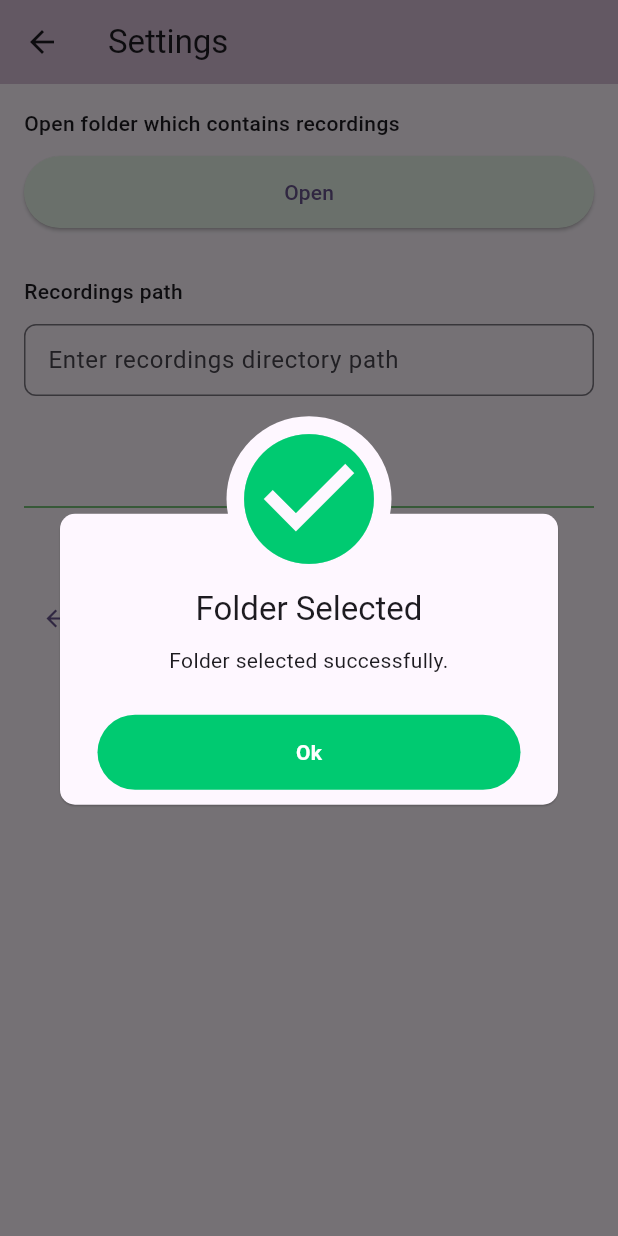
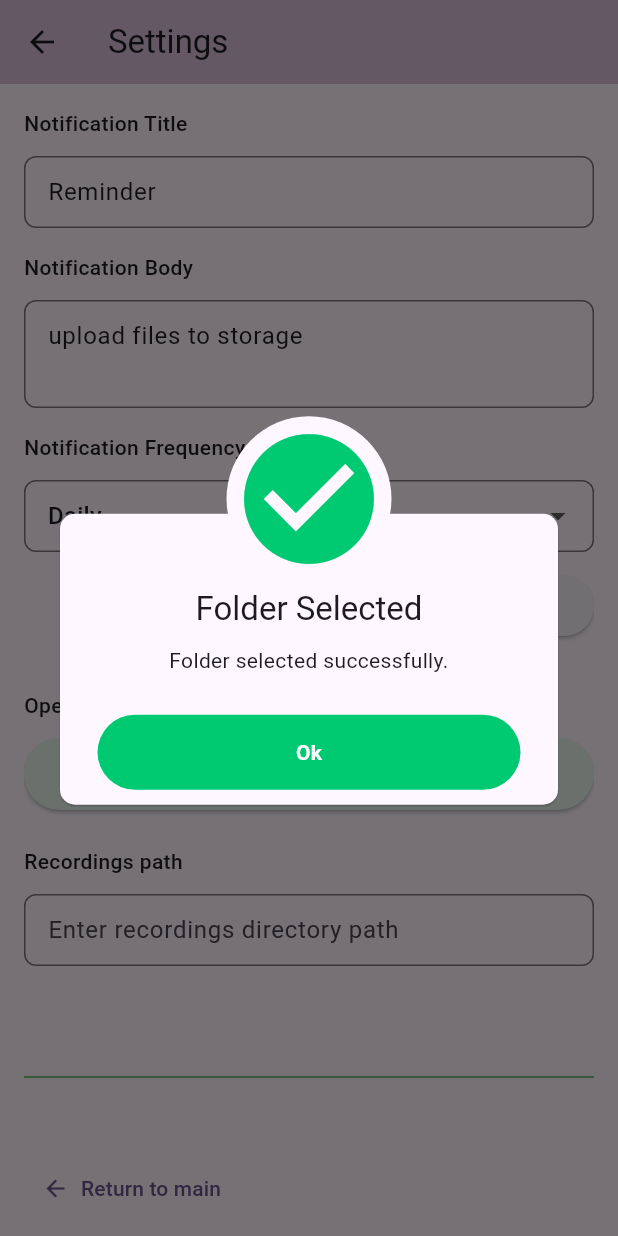
Before and after one commit to anshumanpatil/call-rec-cloud, a Flutter app: the SettingsPage screen opened by its route, after a tap on "Open", on a phone screen of 412 x 824 dp. Run offline on Flutter 3.47's test engine with Material 3 defaults, Android fonts, the phone set to English and light mode, and no system bars; our stand-ins replace awesome_dialog, flutter_local_notifications, permission_handler, sqflite; missing offline and left inert: docman; accounts and stored records are empty; project files that could hold a hidden picture were left out.

Commit message:
feat: add periodic local upload reminder notifications (#2)
* feat: add periodic local upload reminder notifications

* feat: add immediate notification test and diagnostics

* bg notifications are added

* settings page ui created for notifications

---------

Co-authored-by: Anshuman <samradni9923897009@gmail.com>

```diff
--- a/lib/main.dart
+++ b/lib/main.dart
@@ -5,20 +5,41 @@
 import 'package:cll_upld/pages/about_us_page.dart';
 import 'package:cll_upld/pages/recordings_page.dart';
 import 'package:cll_upld/pages/settings_page.dart';
+import 'package:cll_upld/services/local_notification_service.dart';
 
-void main() {
-  runApp(const MyApp());
+Future<void> main() async {
+  WidgetsFlutterBinding.ensureInitialized();
+  runApp(MyApp(localNotificationService: LocalNotificationService()));
 }
 
-class MyApp extends StatelessWidget {
-  const MyApp({super.key});
+class MyApp extends StatefulWidget {
+  const MyApp({super.key, required this.localNotificationService});
+
+  final LocalNotificationService localNotificationService;
+
+  @override
+  State<MyApp> createState() => _MyAppState();
+}
+
+class _MyAppState extends State<MyApp> {
+  @override
+  void initState() {
+    super.initState();
+    WidgetsBinding.instance.addPostFrameCallback((_) async {
+      final granted = await widget.localNotificationService.initialize();
+      if (granted) {
+        await widget.localNotificationService.startUploadReminderEveryMinute();
+      }
+    });
+  }
 
   @override
   Widget build(BuildContext context) {
-    print('Building MyApp widget...');
     return MaterialApp(
       title: 'Flutter Demo',
-      theme: ThemeData(colorScheme: .fromSeed(seedColor: Colors.deepPurple)),
+      theme: ThemeData(
+        colorScheme: ColorScheme.fromSeed(seedColor: Colors.deepPurple),
+      ),
       initialRoute: AppRoutes.splash,
       routes: {
         AppRoutes.splash: (context) => const SplashScreen(),
--- a/lib/pages/settings_page.dart
+++ b/lib/pages/settings_page.dart
@@ -4,6 +4,8 @@
 import 'package:docman/docman.dart';
 import 'package:cll_upld/constants.dart';
 import 'package:cll_upld/repositories/settings_repository.dart';
+import 'package:cll_upld/services/database_provider.dart';
+import 'package:cll_upld/widgets/notification_settings_widget.dart';
 import 'package:cll_upld/theme/theme.dart';
 import 'package:cll_upld/widgets/recording_path_selector.dart';
 
@@ -16,8 +18,18 @@
 
 class _SettingsPageState extends State<SettingsPage> {
   late TextEditingController _recordingsPathController;
+  late TextEditingController _notificationTitleController;
+  late TextEditingController _notificationBodyController;
   final SettingsRepository _settingsRepository = SettingsRepository();
+  final DatabaseProvider _databaseProvider = DatabaseProvider();
+  static const Set<String> _validRepeatIntervals = {
+    'hourly',
+    'daily',
+    'weekly',
+  };
+  String _selectedRepeatInterval = 'daily';
   String? _initialDirectory;
+  int? _notificationDetailsId;
 
   bool get _supportsDirectoryPicker {
     if (kIsWeb) {
@@ -160,16 +172,134 @@
     );
   }
 
+  // Future<void> _sendTestNotification() async {
+  //   try {
+  //     final log = await _localNotificationService
+  //         .sendImmediateTestNotification();
+  //     _showStatusDialog(
+  //       title: 'Notification Test',
+  //       message: log,
+  //       dialogType: DialogType.info,
+  //     );
+  //   } catch (e) {
+  //     _showStatusDialog(
+  //       title: 'Notification Test Failed',
+  //       message: '$e',
+  //       dialogType: DialogType.error,
+  //     );
+  //   }
+  // }
+
+  Future<void> _loadNotificationDetails() async {
+    final allDetails = await _databaseProvider.getAllNotificationDetails();
+    if (allDetails.isEmpty) {
+      final id = await _databaseProvider.createNotificationDetails(
+        title: 'Reminder',
+        body: 'upload files to storage',
+        repeatInterval: 'daily',
+      );
+      if (!mounted) {
+        return;
+      }
+      setState(() {
+        _notificationDetailsId = id;
+        _notificationTitleController.text = 'Reminder';
+        _notificationBodyController.text = 'upload files to storage';
+        _selectedRepeatInterval = 'daily';
+      });
+      return;
+    }
+
+    final first = allDetails.first;
+    if (!mounted) {
+      return;
+    }
+    setState(() {
+      _notificationDetailsId = first['id'] as int?;
+      _notificationTitleController.text =
+          (first['title'] as String?) ?? 'Reminder';
+      _notificationBodyController.text =
+          (first['body'] as String?) ?? 'upload files to storage';
+      final dbInterval = (first['repeat_interval'] as String?)?.trim();
+      _selectedRepeatInterval = _normalizeRepeatInterval(dbInterval);
+    });
+  }
+
+  String _normalizeRepeatInterval(String? raw) {
+    if (raw == null) {
+      return 'daily';
+    }
+    final normalized = raw.trim().toLowerCase();
+    if (_validRepeatIntervals.contains(normalized)) {
+      return normalized;
+    }
+    return 'daily';
+  }
+
+  Future<void> _saveNotificationDetails() async {
+    final title = _notificationTitleController.text.trim();
+    final body = _notificationBodyController.text.trim();
+
+    if (title.isEmpty || body.isEmpty) {
+      _showStatusDialog(
+        title: 'Invalid Notification Details',
+        message: 'Title and body are required.',
+        dialogType: DialogType.warning,
+      );
+      return;
+    }
+
+    try {
+      if (_notificationDetailsId == null) {
+        final id = await _databaseProvider.createNotificationDetails(
+          title: title,
+          body: body,
+          repeatInterval: _selectedRepeatInterval,
+        );
+        if (!mounted) {
+          return;
+        }
+        setState(() {
+          _notificationDetailsId = id;
+        });
+      } else {
+        await _databaseProvider.updateNotificationDetails(
+          notificationId: _notificationDetailsId!,
+          title: title,
+          body: body,
+          repeatInterval: _selectedRepeatInterval,
+        );
+      }
+
+      _showStatusDialog(
+        title: 'Notification Details Saved',
+        message: 'Notification title and body updated successfully.',
+        dialogType: DialogType.success,
+      );
+    } catch (e) {
+      _showStatusDialog(
+        title: 'Save Failed',
+        message: 'Unable to save notification details: $e',
+        dialogType: DialogType.error,
+      );
+    }
+  }
+
   @override
   void initState() {
     super.initState();
     _recordingsPathController = TextEditingController();
+    _notificationTitleController = TextEditingController();
+    _notificationBodyController = TextEditingController();
+    _loadNotificationDetails();
     // _loadInitialDirectory();
   }
 
   @override
   void dispose() {
     _recordingsPathController.dispose();
+    _notificationTitleController.dispose();
+    _notificationBodyController.dispose();
     super.dispose();
   }
 
@@ -182,10 +312,32 @@
       ),
       body: Padding(
         padding: const EdgeInsets.all(16.0),
-        child: RecordingPathSelector(
-          recordingsPathController: _recordingsPathController,
-          onOpenFolder: _openFolderSelector,
-          onReturnToMain: () => Navigator.pop(context),
+        child: SingleChildScrollView(
+          child: Column(
+            crossAxisAlignment: CrossAxisAlignment.start,
+            children: [
+              NotificationSettingsWidget(
+                notificationTitleController: _notificationTitleController,
+                notificationBodyController: _notificationBodyController,
+                selectedRepeatInterval: _selectedRepeatInterval,
+                onRepeatIntervalChanged: (value) {
+                  if (value == null) {
+                    return;
+                  }
+                  setState(() {
+                    _selectedRepeatInterval = _normalizeRepeatInterval(value);
+                  });
+                },
+                onSaveNotificationDetails: _saveNotificationDetails,
+              ),
+              const SizedBox(height: 32),
+              RecordingPathSelector(
+                recordingsPathController: _recordingsPathController,
+                onOpenFolder: _openFolderSelector,
+                onReturnToMain: () => Navigator.pop(context),
+              ),
+            ],
+          ),
         ),
       ),
     );
--- a/lib/services/database_constants.dart
+++ b/lib/services/database_constants.dart
@@ -1,13 +1,25 @@
 class DatabaseConstants {
   // Database name
   static const String databaseName = 'cll_upld.db';
-  static const int databaseVersion = 1;
+  static const int databaseVersion = 3;
 
   // Table names
   static const String settingsTable = 'settings';
+  static const String notificationDetailsTable = 'notificationDetails';
 
   // Settings table columns
   static const String settingId = 'id';
   static const String settingIsPathAvailable = 'isPathAvailable';
   static const String settingRecordingsPath = 'recordings_path';
+
+  // Notification details table columns
+  static const String notificationId = 'id';
+  static const String notificationTitle = 'title';
+  static const String notificationBody = 'body';
+  static const String notificationRepeatInterval = 'repeat_interval';
+
+  // Notification repeat interval values
+  static const String repeatIntervalHourly = 'hourly';
+  static const String repeatIntervalDaily = 'daily';
+  static const String repeatIntervalWeekly = 'weekly';
 }
--- a/lib/services/database_provider.dart
+++ b/lib/services/database_provider.dart
@@ -1,4 +1,5 @@
 import 'database_service.dart';
+import 'database_constants.dart';
 
 class DatabaseProvider {
   final DatabaseService _databaseService = DatabaseService();
@@ -9,22 +10,22 @@
     bool isPathAvailable = false,
     String? recordingsPath,
   }) async {
-    return await _databaseService.insert('settings', {
-      'isPathAvailable': isPathAvailable ? 1 : 0,
-      'recordings_path': recordingsPath,
+    return await _databaseService.insert(DatabaseConstants.settingsTable, {
+      DatabaseConstants.settingIsPathAvailable: isPathAvailable ? 1 : 0,
+      DatabaseConstants.settingRecordingsPath: recordingsPath,
     });
   }
 
   Future<Map<String, dynamic>?> getSettingsById(int settingId) async {
     return await _databaseService.queryOne(
-      'settings',
+      DatabaseConstants.settingsTable,
       where: 'id = ?',
       whereArgs: [settingId],
     );
   }
 
   Future<List<Map<String, dynamic>>> getAllSettings() async {
-    return await _databaseService.query('settings');
+    return await _databaseService.query(DatabaseConstants.settingsTable);
   }
 
   Future<int> updateSettings({
@@ -34,14 +35,14 @@
   }) async {
     final data = <String, dynamic>{};
     if (isPathAvailable != null) {
-      data['isPathAvailable'] = isPathAvailable ? 1 : 0;
+      data[DatabaseConstants.settingIsPathAvailable] = isPathAvailable ? 1 : 0;
     }
     if (recordingsPath != null) {
-      data['recordings_path'] = recordingsPath;
+      data[DatabaseConstants.settingRecordingsPath] = recordingsPath;
     }
 
     return await _databaseService.update(
-      'settings',
+      DatabaseConstants.settingsTable,
       data,
       where: 'id = ?',
       whereArgs: [settingId],
@@ -50,9 +51,70 @@
 
   Future<int> deleteSettings(int settingId) async {
     return await _databaseService.delete(
-      'settings',
+      DatabaseConstants.settingsTable,
       where: 'id = ?',
       whereArgs: [settingId],
+    );
+  }
+
+  // ===================== NOTIFICATION DETAILS OPERATIONS =====================
+
+  Future<int> createNotificationDetails({
+    required String title,
+    required String body,
+    String repeatInterval = DatabaseConstants.repeatIntervalDaily,
+  }) async {
+    return await _databaseService
+        .insert(DatabaseConstants.notificationDetailsTable, {
+          DatabaseConstants.notificationTitle: title,
+          DatabaseConstants.notificationBody: body,
+          DatabaseConstants.notificationRepeatInterval: repeatInterval,
+        });
+  }
+
+  Future<Map<String, dynamic>?> getNotificationDetailsById(
+    int notificationId,
+  ) async {
+    return await _databaseService.queryOne(
+      DatabaseConstants.notificationDetailsTable,
+      where: '${DatabaseConstants.notificationId} = ?',
+      whereArgs: [notificationId],
+    );
+  }
+
+  Future<List<Map<String, dynamic>>> getAllNotificationDetails() async {
+    return await _databaseService.query(
+      DatabaseConstants.notificationDetailsTable,
+      orderBy: '${DatabaseConstants.notificationId} ASC',
+    );
+  }
+
+  Future<int> updateNotificationDetails({
+    required int notificationId,
+    String? title,
+    String? body,
+    String? repeatInterval,
+  }) async {
+    final data = <String, dynamic>{};
+    if (title != null) {
+      data[DatabaseConstants.notificationTitle] = title;
+    }
+    if (body != null) {
+      data[DatabaseConstants.notificationBody] = body;
+    }
+    if (repeatInterval != null) {
+      data[DatabaseConstants.notificationRepeatInterval] = repeatInterval;
+    }
+
+    if (data.isEmpty) {
+      return 0;
+    }
+
+    return await _databaseService.update(
+      DatabaseConstants.notificationDetailsTable,
+      data,
+      where: '${DatabaseConstants.notificationId} = ?',
+      whereArgs: [notificationId],
     );
   }
 
--- /dev/null
+++ b/lib/services/local_notification_service.dart
@@ -0,0 +1,248 @@
+import 'package:flutter/foundation.dart';
+import 'package:flutter_local_notifications/flutter_local_notifications.dart';
+
+import 'database_constants.dart';
+import 'database_provider.dart';
+
+class LocalNotificationService {
+  final FlutterLocalNotificationsPlugin _plugin =
+      FlutterLocalNotificationsPlugin();
+  final DatabaseProvider _databaseProvider = DatabaseProvider();
+  bool _isInitialized = false;
+
+  static const int _uploadReminderId = 1001;
+  static const int _testNotificationId = 1002;
+  static const String _defaultNotificationTitle = 'Reminder';
+  static const String _defaultNotificationBody = 'upload files to storage';
+  static const String _defaultNotificationRepeatInterval =
+      DatabaseConstants.repeatIntervalDaily;
+  static const String _channelId = 'upload_reminders_channel';
+  static const String _channelName = 'Upload Reminders';
+  static const String _channelDescription =
+      'Periodic reminders to upload files to storage';
+
+  static const AndroidNotificationDetails _androidDetails =
+      AndroidNotificationDetails(
+        _channelId,
+        _channelName,
+        channelDescription: _channelDescription,
+        importance: Importance.high,
+        priority: Priority.high,
+      );
+
+  static const DarwinNotificationDetails _darwinDetails =
+      DarwinNotificationDetails();
+
+  static const NotificationDetails _notificationDetails = NotificationDetails(
+    android: _androidDetails,
+    iOS: _darwinDetails,
+    macOS: _darwinDetails,
+  );
+
+  Future<bool> initialize() async {
+    const androidSettings = AndroidInitializationSettings(
+      '@mipmap/ic_launcher',
+    );
+    const darwinSettings = DarwinInitializationSettings(
+      requestAlertPermission: false,
+      requestBadgePermission: false,
+      requestSoundPermission: false,
+    );
+
+    const initializationSettings = InitializationSettings(
+      android: androidSettings,
+      iOS: darwinSettings,
+      macOS: darwinSettings,
+    );
+
+    await _plugin.initialize(settings: initializationSettings);
+    _isInitialized = true;
+    return await _requestPermissions();
+  }
+
+  Future<bool> _requestPermissions() async {
+    if (kIsWeb) {
+      return false;
+    }
+
+    if (defaultTargetPlatform == TargetPlatform.android) {
+      final granted = await _plugin
+          .resolvePlatformSpecificImplementation<
+            AndroidFlutterLocalNotificationsPlugin
+          >()
+          ?.requestNotificationsPermission();
+      return granted ?? false;
+    }
+
+    if (defaultTargetPlatform == TargetPlatform.iOS) {
+      final granted = await _plugin
+          .resolvePlatformSpecificImplementation<
+            IOSFlutterLocalNotificationsPlugin
+          >()
+          ?.requestPermissions(alert: true, badge: true, sound: true);
+      return granted ?? false;
+    }
+
+    if (defaultTargetPlatform == TargetPlatform.macOS) {
+      final granted = await _plugin
+          .resolvePlatformSpecificImplementation<
+            MacOSFlutterLocalNotificationsPlugin
+          >()
+          ?.requestPermissions(alert: true, badge: true, sound: true);
+      return granted ?? false;
+    }
+
+    return false;
+  }
+
+  Future<String> startUploadReminderEveryMinute() async {
+    final log = StringBuffer('Periodic reminder diagnostic log:\n');
+
+    if (!_isInitialized) {
+      log.writeln('- Plugin not initialized. Initializing now...');
+      final granted = await initialize();
+      log.writeln('- Permission granted during init: $granted');
+      if (!granted) {
+        debugPrint(log.toString());
+        return log.toString();
+      }
+    }
+
+    if (defaultTargetPlatform == TargetPlatform.android) {
+      final enabled = await _plugin
+          .resolvePlatformSpecificImplementation<
+            AndroidFlutterLocalNotificationsPlugin
+          >()
+          ?.areNotificationsEnabled();
+      log.writeln('- Android notifications enabled: ${enabled ?? false}');
+      if (enabled == false) {
+        debugPrint(log.toString());
+        return log.toString();
+      }
+    }
+
+    final content = await _getNotificationContent();
+    log.writeln('- Reminder title from DB: ${content.title}');
+    log.writeln('- Reminder body from DB: ${content.body}');
+    log.writeln(
+      '- Reminder repeat interval from DB: ${content.repeatInterval}',
+    );
+
+    await _plugin.cancel(id: _uploadReminderId);
+    log.writeln('- Cleared existing periodic reminder notification id.');
+
+    await _plugin.periodicallyShow(
+      id: _uploadReminderId,
+      title: content.title,
+      body: content.body,
+      repeatInterval: _mapRepeatInterval(content.repeatInterval),
+      notificationDetails: _notificationDetails,
+      androidScheduleMode: AndroidScheduleMode.inexactAllowWhileIdle,
+    );
+
+    final pendingCount = (await _plugin.pendingNotificationRequests()).length;
+    log.writeln('- Periodic reminder scheduled successfully.');
+    log.writeln('- Pending scheduled notifications: $pendingCount');
+
+    debugPrint(log.toString());
+    return log.toString();
+  }
+
+  Future<String> sendImmediateTestNotification() async {
+    final log = StringBuffer('Notification diagnostic log:\n');
+
+    if (!_isInitialized) {
+      log.writeln('- Plugin not initialized. Initializing now...');
+      final granted = await initialize();
+      log.writeln('- Permission granted during init: $granted');
+      if (!granted) {
+        debugPrint(log.toString());
+        return log.toString();
+      }
+    }
+
+    if (defaultTargetPlatform == TargetPlatform.android) {
+      final enabled = await _plugin
+          .resolvePlatformSpecificImplementation<
+            AndroidFlutterLocalNotificationsPlugin
+          >()
+          ?.areNotificationsEnabled();
+      log.writeln('- Android notifications enabled: ${enabled ?? false}');
+      if (enabled == false) {
+        debugPrint(log.toString());
+        return log.toString();
+      }
+    }
+
+    final content = await _getNotificationContent();
+    log.writeln('- Test title from DB: ${content.title}');
+    log.writeln('- Test body from DB: ${content.body}');
+
+    await _plugin.cancel(id: _testNotificationId);
+    await _plugin.show(
+      id: _testNotificationId,
+      title: content.title,
+      body: content.body,
+      notificationDetails: _notificationDetails,
+    );
+
+    final pendingCount = (await _plugin.pendingNotificationRequests()).length;
+    log.writeln('- Immediate test notification posted successfully.');
+    log.writeln('- Pending scheduled notifications: $pendingCount');
+
+    debugPrint(log.toString());
+    return log.toString();
+  }
+
+  Future<({String title, String body, String repeatInterval})>
+  _getNotificationContent() async {
+    final allRecords = await _databaseProvider.getAllNotificationDetails();
+    if (allRecords.isEmpty) {
+      await _databaseProvider.createNotificationDetails(
+        title: _defaultNotificationTitle,
+        body: _defaultNotificationBody,
+        repeatInterval: _defaultNotificationRepeatInterval,
+      );
+      return (
+        title: _defaultNotificationTitle,
+        body: _defaultNotificationBody,
+        repeatInterval: _defaultNotificationRepeatInterval,
+      );
+    }
+
+    final first = allRecords.first;
+    final title = (first['title'] as String?)?.trim();
+    final body = (first['body'] as String?)?.trim();
+    final repeatInterval = (first['repeat_interval'] as String?)
+        ?.trim()
+        .toLowerCase();
+
+    return (
+      title: (title == null || title.isEmpty)
+          ? _defaultNotificationTitle
+          : title,
+      body: (body == null || body.isEmpty) ? _defaultNotificationBody : body,
+      repeatInterval: _normalizeRepeatInterval(repeatInterval),
+    );
+  }
+
+  String _normalizeRepeatInterval(String? repeatInterval) {
+    if (repeatInterval == DatabaseConstants.repeatIntervalHourly ||
+        repeatInterval == DatabaseConstants.repeatIntervalWeekly) {
+      return repeatInterval!;
+    }
+    return DatabaseConstants.repeatIntervalDaily;
+  }
+
+  RepeatInterval _mapRepeatInterval(String repeatInterval) {
+    switch (repeatInterval) {
+      case DatabaseConstants.repeatIntervalHourly:
+        return RepeatInterval.hourly;
+      case DatabaseConstants.repeatIntervalWeekly:
+        return RepeatInterval.weekly;
+      case DatabaseConstants.repeatIntervalDaily:
+      default:
+        return RepeatInterval.daily;
+    }
+  }
+}
--- /dev/null
+++ b/lib/widgets/notification_settings_widget.dart
@@ -0,0 +1,92 @@
+import 'package:flutter/material.dart';
+
+class NotificationSettingsWidget extends StatelessWidget {
+  const NotificationSettingsWidget({
+    super.key,
+    required this.notificationTitleController,
+    required this.notificationBodyController,
+    required this.selectedRepeatInterval,
+    required this.onRepeatIntervalChanged,
+    required this.onSaveNotificationDetails,
+  });
+
+  final TextEditingController notificationTitleController;
+  final TextEditingController notificationBodyController;
+  final String selectedRepeatInterval;
+  final ValueChanged<String?> onRepeatIntervalChanged;
+  final VoidCallback onSaveNotificationDetails;
+
+  @override
+  Widget build(BuildContext context) {
+    return Column(
+      crossAxisAlignment: CrossAxisAlignment.start,
+      children: [
+        const Text(
+          'Notification Title',
+          style: TextStyle(fontSize: 14, fontWeight: FontWeight.w500),
+        ),
+        const SizedBox(height: 12),
+        TextField(
+          controller: notificationTitleController,
+          decoration: InputDecoration(
+            hintText: 'Reminder',
+            border: OutlineInputBorder(borderRadius: BorderRadius.circular(8)),
+            contentPadding: const EdgeInsets.symmetric(
+              horizontal: 12,
+              vertical: 12,
+            ),
+          ),
+        ),
+        const SizedBox(height: 16),
+        const Text(
+          'Notification Body',
+          style: TextStyle(fontSize: 14, fontWeight: FontWeight.w500),
+        ),
+        const SizedBox(height: 12),
+        TextField(
+          controller: notificationBodyController,
+          maxLines: 2,
+          decoration: InputDecoration(
+            hintText: 'upload files to storage',
+            border: OutlineInputBorder(borderRadius: BorderRadius.circular(8)),
+            contentPadding: const EdgeInsets.symmetric(
+              horizontal: 12,
+              vertical: 12,
+            ),
+          ),
+        ),
+        const SizedBox(height: 16),
+        const Text(
+          'Notification Frequency',
+          style: TextStyle(fontSize: 14, fontWeight: FontWeight.w500),
+        ),
+        const SizedBox(height: 12),
+        DropdownButtonFormField<String>(
+          initialValue: selectedRepeatInterval,
+          decoration: InputDecoration(
+            border: OutlineInputBorder(borderRadius: BorderRadius.circular(8)),
+            contentPadding: const EdgeInsets.symmetric(
+              horizontal: 12,
+              vertical: 8,
+            ),
+          ),
+          items: const [
+            DropdownMenuItem(value: 'hourly', child: Text('Hourly')),
+            DropdownMenuItem(value: 'daily', child: Text('Daily')),
+            DropdownMenuItem(value: 'weekly', child: Text('Weekly')),
+          ],
+          onChanged: onRepeatIntervalChanged,
+        ),
+        const SizedBox(height: 12),
+        Align(
+          alignment: Alignment.centerRight,
+          child: ElevatedButton.icon(
+            onPressed: onSaveNotificationDetails,
+            icon: const Icon(Icons.save_outlined),
+            label: const Text('Save Notification Text'),
+          ),
+        ),
+      ],
+    );
+  }
+}
--- a/lib/widgets/recording_path_selector.dart
+++ b/lib/widgets/recording_path_selector.dart
@@ -34,7 +34,7 @@
           onPressed: onOpenFolder,
           child: const Text(AppStrings.openButton),
         ),
-        const SizedBox(height: 32),
+        const SizedBox(height: 24),
         // Recordings path section
         const Text(
           AppStrings.recordingsPathLabel,
--- a/pubspec.yaml
+++ b/pubspec.yaml
@@ -39,9 +39,11 @@
   permission_handler: ^12.0.1
   flutter_launcher_icons: ^0.14.4
   sqflite: ^2.3.0
+  path: ^1.9.1
   sqlite3: ^3.0.0
   awesome_dialog: ^3.3.0
   docman: ^1.2.0
+  flutter_local_notifications: ^21.0.0
 
 dev_dependencies:
   flutter_test:
```
Also changed, not shown: lib/services/database_service.dart (+37 -6 lines), pubspec.lock, 4 other files.
